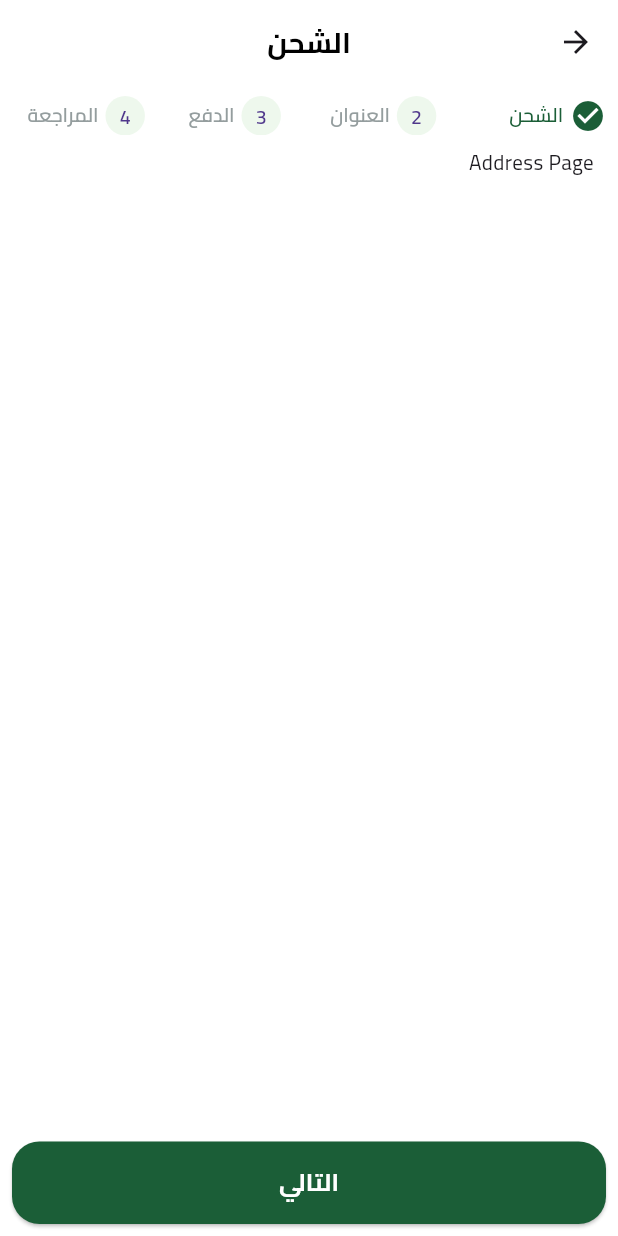
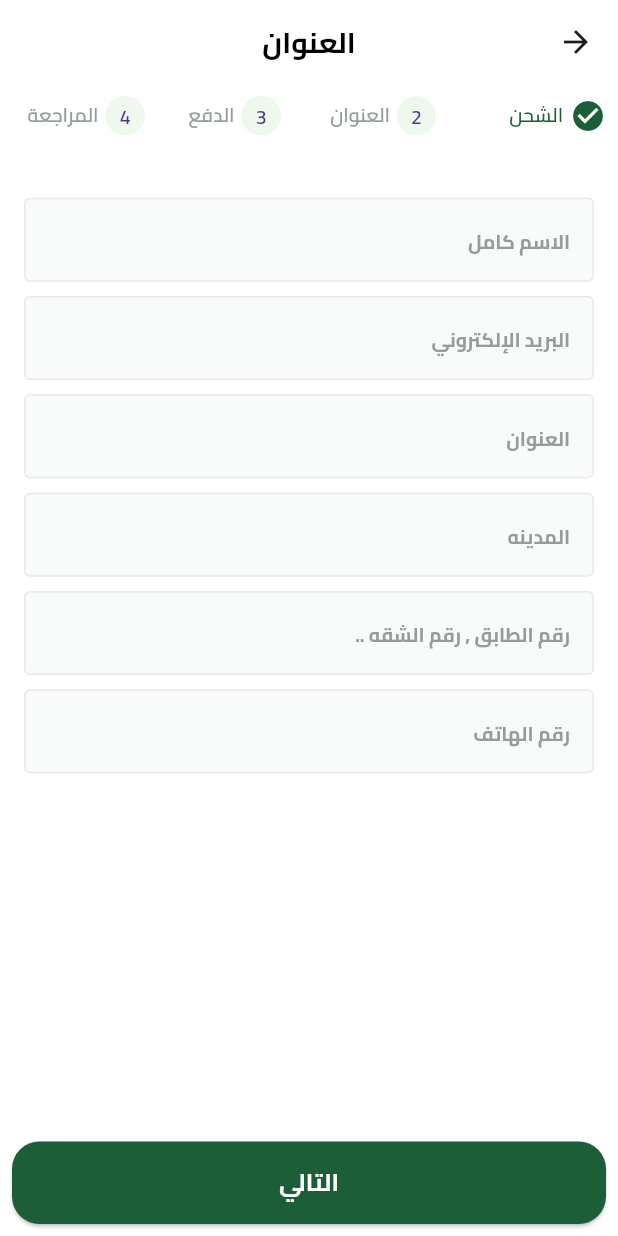
Before and after one commit to Osama-Saleh/Frutella, a Flutter app: the CheckOrderViewBody screen opened directly, swiped to page 2, on a phone screen of 412 x 824 dp. Run offline on Flutter 3.47's test engine with Material 3 defaults, Android fonts, the phone set to English and light mode, and no system bars; our stand-ins replace bloc, cloud_firestore, dots_indicator, easy_localization, equatable, firebase_auth and 10 more; missing offline and left inert: dart:ffi, dart_either; accounts and stored records are empty; network calls fail.

Commit message:
-finish address view - handle page view title

```diff
--- a/lib/core/helper/on_generate_rout.dart
+++ b/lib/core/helper/on_generate_rout.dart
@@ -1,5 +1,6 @@
 import 'package:flutter/material.dart';
 import 'package:flutter_bloc/flutter_bloc.dart';
+import 'package:fruit/features/address/presentation/view/address_view.dart';
 import 'package:fruit/features/auth/presentation/view/singin_view.dart';
 import 'package:fruit/features/auth/presentation/view/signup_view.dart';
 import 'package:fruit/features/best_saler/presentation/view/best_saler.dart';
@@ -20,6 +21,7 @@ class OnGenerateRout {
   static const String homeMainView = 'homeMainView';
   static const String bestSaler = 'bestSaler';
   static const String checkOrderView = 'checkOrderView';
+  static const String addressView = 'addressView';
   static Route<dynamic> onGenerateRoute(RouteSettings setting) {
     switch (setting.name) {
       case OnGenerateRout.splashRoutName:
@@ -64,6 +66,10 @@ class OnGenerateRout {
         return MaterialPageRoute(
           builder: (context) => CheckOrderView(),
         );
+      case OnGenerateRout.addressView:
+        return MaterialPageRoute(
+          builder: (context) => AddressView(),
+        );
       default:
         return MaterialPageRoute(
           builder: (context) => Scaffold(),
--- /dev/null
+++ b/lib/features/address/presentation/view/address_view.dart
@@ -0,0 +1,11 @@
+import 'package:flutter/material.dart';
+import 'package:fruit/features/address/presentation/widgets/adress_view_body.dart';
+
+class AddressView extends StatelessWidget {
+  const AddressView({super.key});
+
+  @override
+  Widget build(BuildContext context) {
+    return AddressViewBody();
+  }
+}
--- /dev/null
+++ b/lib/features/address/presentation/widgets/adress_view_body.dart
@@ -0,0 +1,61 @@
+import 'package:flutter/material.dart';
+import 'package:flutter_screenutil/flutter_screenutil.dart';
+import 'package:fruit/core/widgets/custom_text_form_field.dart';
+
+class AddressViewBody extends StatefulWidget {
+  AddressViewBody({super.key});
+
+  @override
+  State<AddressViewBody> createState() => _AddressViewBodyState();
+}
+
+class _AddressViewBodyState extends State<AddressViewBody> {
+  TextEditingController? nameController;
+
+  TextEditingController? emailController;
+
+  TextEditingController? addressController;
+
+  TextEditingController? cityController;
+
+  TextEditingController? apartmentController;
+
+  TextEditingController? phoneController;
+  @override
+  void dispose() {
+    nameController?.dispose();
+    emailController?.dispose();
+    addressController?.dispose();
+    cityController?.dispose();
+    apartmentController?.dispose();
+    phoneController?.dispose();
+    super.dispose();
+  }
+
+  @override
+  Widget build(BuildContext context) {
+    return Scaffold(
+      body: SafeArea(
+        child: Column(
+          spacing: 8.h,
+          children: [
+            SizedBox(height: 20.h),
+            CustomTextFormFiled(
+                controller: nameController, hintText: 'الاسم كامل'),
+            CustomTextFormFiled(
+                controller: emailController, hintText: 'البريد الإلكتروني'),
+            CustomTextFormFiled(
+                controller: addressController, hintText: 'العنوان'),
+            CustomTextFormFiled(
+                controller: cityController, hintText: 'المدينه'),
+            CustomTextFormFiled(
+                controller: apartmentController,
+                hintText: 'رقم الطابق , رقم الشقه ..'),
+            CustomTextFormFiled(
+                controller: phoneController, hintText: 'رقم الهاتف'),
+          ],
+        ),
+      ),
+    );
+  }
+}
--- a/lib/features/check_order/presentation/module/check_order.dart
+++ b/lib/features/check_order/presentation/module/check_order.dart
@@ -1,4 +1,5 @@
 import 'package:flutter/material.dart';
+import 'package:fruit/features/address/presentation/view/address_view.dart';
 import 'package:fruit/features/check_order/presentation/widgets/shipping_sections.dart';
 
 class CheckOrderSteps {
@@ -14,7 +15,7 @@ class CheckOrderSteps {
   static List<Widget> checkOrderPages() {
     return [
       ShippingSections(),
-      Text('Address Page'),
+      AddressView(),
       Text('Payment Page'),
       Text('Review Page'),
     ];
--- a/lib/features/check_order/presentation/widgets/check_order_view_body.dart
+++ b/lib/features/check_order/presentation/widgets/check_order_view_body.dart
@@ -1,6 +1,5 @@
 import 'package:flutter/material.dart';
 import 'package:fruit/core/widgets/custom_elevated_button.dart';
-import 'package:fruit/features/best_saler/presentation/view/best_saler.dart';
 import 'package:fruit/features/check_order/presentation/module/check_order.dart';
 import 'package:fruit/features/check_order/presentation/widgets/steps_item.dart';
 
@@ -15,6 +14,9 @@ class _CheckOrderViewBodyState extends State<CheckOrderViewBody> {
   @override
   void initState() {
     pageController = PageController();
+    pageController?.addListener(() {
+      setState(() {});
+    });
     super.initState();
   }
 
@@ -27,9 +29,21 @@ class _CheckOrderViewBodyState extends State<CheckOrderViewBody> {
   @override
   Widget build(BuildContext context) {
     return Scaffold(
-      appBar: CustomAppBarApp(
-        title: 'الشحن',
-        showNotification: false,
+      appBar: AppBar(
+        title: Text(pageController!.hasClients
+            ? CheckOrderSteps.checkOrderSteps()[pageController!.page!.toInt()]
+            : CheckOrderSteps.checkOrderSteps()[0]),
+        centerTitle: true,
+        leading: BackButton(
+          onPressed: () {
+            if (pageController!.page == 0) {
+              Navigator.pop(context);
+              return;
+            }
+            pageController!.previousPage(
+                duration: Duration(milliseconds: 300), curve: Curves.easeInOut);
+          },
+        ),
       ),
       body: SafeArea(
         child: Padding(
@@ -61,7 +75,11 @@ class _CheckOrderViewBodyState extends State<CheckOrderViewBody> {
               ),
               CustomElevatedButton(
                 title: 'التالي',
-                onPressed: () {},
+                onPressed: () {
+                  pageController!.nextPage(
+                      duration: Duration(milliseconds: 300),
+                      curve: Curves.easeInOut);
+                },
               )
             ],
           ),
```
